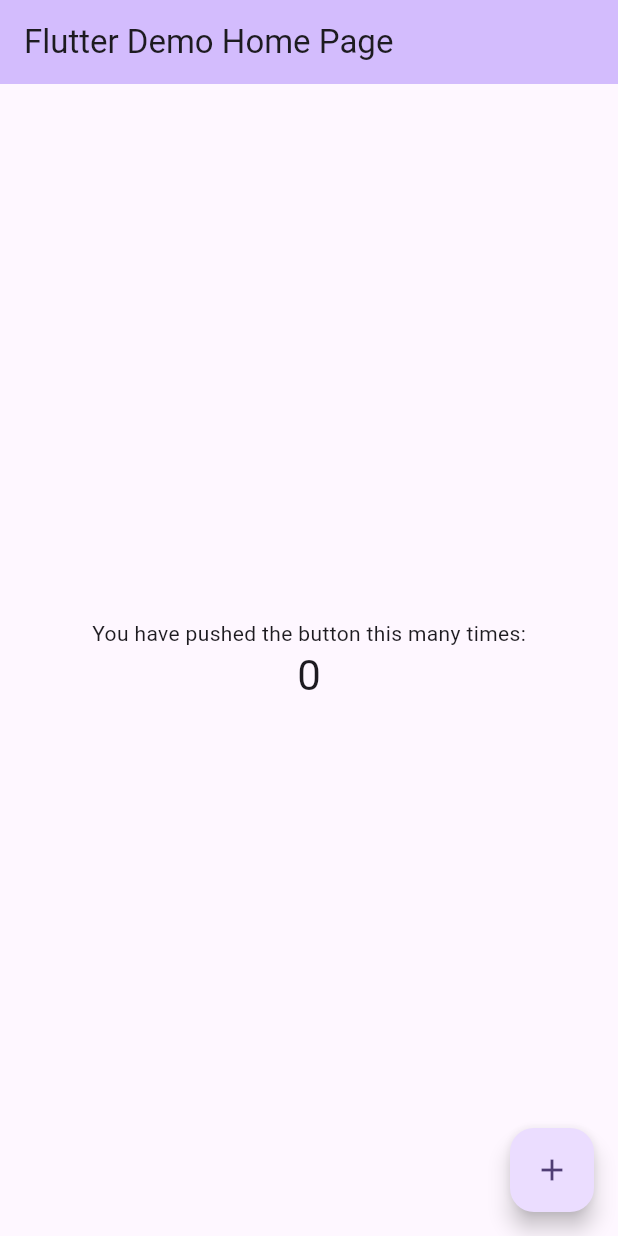
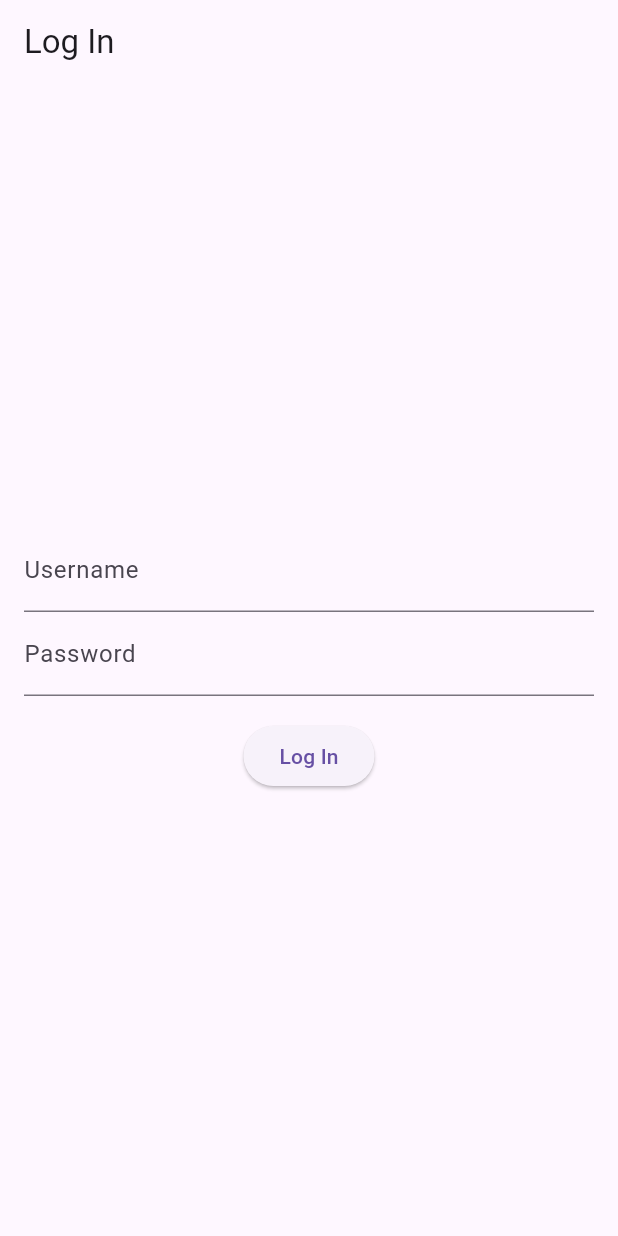
Before and after one commit to AshwiniKhandagale/quicktask_assignment_2023mt93397, a Flutter app: the screen it shows after launch, on a phone screen of 412 x 824 dp. Run offline on Flutter 3.47's test engine with Material 3 defaults, Android fonts, the phone set to English and light mode, and no system bars.

Commit message:
commiting the code

```diff
--- /dev/null
+++ b/quicktask_assignment_2023mt93397/lib/auth_service.dart
@@ -0,0 +1,41 @@
+import 'dart:convert';
+import 'package:http/http.dart' as http;
+
+class AuthService {
+  static const String parseServerUrl = 'https://parseapi.back4app.com';
+  static const String applicationId = '5vXrHKZdEuWgjUXybjx96svTDGDXf1839QpZtKt0';
+  static const String restApiKey = 'c4vdvwqXh34VeCHLq0M1W2un004Zf1ZXoqTkZWWs';
+  static const String clientKey = 'Y68L9vISTrsYsMmCmDCZ2DDcXUWfJicxkK4IZVLW';
+
+  Future<Map<String, dynamic>> signUp(String username, String password, String email, String firstName, String lastName) async {
+    final response = await http.post(
+      Uri.parse('$parseServerUrl/users'),
+      headers: <String, String>{
+        'X-Parse-Application-Id': applicationId,
+        'X-Parse-REST-API-Key': restApiKey,
+        'X-Parse-Client-Key': clientKey,
+        'Content-Type': 'application/json',
+      },
+      body: jsonEncode(<String, dynamic>{
+        'username': username,
+        'password': password,
+        'email': email,
+        'firstName':firstName,
+        'lastName':lastName
+      }),
+    );
+    return jsonDecode(response.body);
+  }
+
+  Future<Map<String, dynamic>> login(String username, String password) async {
+    final response = await http.get(
+      Uri.parse('$parseServerUrl/login?username=$username&password=$password'),
+      headers: <String, String>{
+        'X-Parse-Application-Id': applicationId,
+        'X-Parse-REST-API-Key': restApiKey,
+        'X-Parse-Client-Key': clientKey,
+      },
+    );
+    return jsonDecode(response.body);
+  }
+}
--- /dev/null
+++ b/quicktask_assignment_2023mt93397/lib/login_screen.dart
@@ -0,0 +1,68 @@
+import 'package:flutter/material.dart';
+import 'package:quicktask_assignment_2023mt93397/auth_service.dart'; // Import your AuthService class
+import 'package:quicktask_assignment_2023mt93397/task_management_screen.dart'; // Import your TaskManagementScreen widget
+
+class LoginScreen extends StatefulWidget {
+  @override
+  _LoginScreenState createState() => _LoginScreenState();
+}
+
+class _LoginScreenState extends State<LoginScreen> {
+  final TextEditingController _usernameController = TextEditingController();
+  final TextEditingController _passwordController = TextEditingController();
+
+  @override
+  Widget build(BuildContext context) {
+    return Scaffold(
+      appBar: AppBar(
+        title: Text('Log In'),
+      ),
+      body: Padding(
+        padding: const EdgeInsets.all(16.0),
+        child: Column(
+          mainAxisAlignment: MainAxisAlignment.center,
+          children: [
+            TextField(
+              controller: _usernameController,
+              decoration: InputDecoration(labelText: 'Username'),
+            ),
+            TextField(
+              controller: _passwordController,
+              obscureText: true,
+              decoration: InputDecoration(labelText: 'Password'),
+            ),
+            SizedBox(height: 16.0),
+            ElevatedButton(
+              onPressed: () {
+                _login();
+              },
+              child: Text('Log In'),
+            ),
+          ],
+        ),
+      ),
+    );
+  }
+
+  Future<void> _login() async {
+    final username = _usernameController.text.trim();
+    final password = _passwordController.text.trim();
+
+    // Call login function from AuthService
+    final loginResult = await AuthService().login(username, password);
+
+    // Extract success flag from loginResult
+    final success = loginResult['success'] ?? false; // Default to false if 'success' key is not present
+
+    if (success) {
+      // If login is successful, navigate to the task management screen
+      Navigator.pushReplacement(
+        context,
+        MaterialPageRoute(builder: (context) => TaskManagementScreen()),
+      );
+    } else {
+      // Handle login failure
+      // Display error message or show alert
+    }
+  }
+}
--- a/quicktask_assignment_2023mt93397/lib/main.dart
+++ b/quicktask_assignment_2023mt93397/lib/main.dart
@@ -1,6 +1,10 @@
 import 'package:flutter/material.dart';
+import 'package:http/http.dart' as http;
+import 'package:quicktask_assignment_2023mt93397/signup_screen.dart';
+import 'package:quicktask_assignment_2023mt93397/login_screen.dart';
+import 'package:quicktask_assignment_2023mt93397/task_management_screen.dart';
+void main() async {
 
-void main() {
   runApp(const MyApp());
 }
 
@@ -12,29 +16,17 @@
   Widget build(BuildContext context) {
     return MaterialApp(
       title: 'Flutter Demo',
-      theme: ThemeData(
-        // This is the theme of your application.
-        //
-        // TRY THIS: Try running your application with "flutter run". You'll see
-        // the application has a purple toolbar. Then, without quitting the app,
-        // try changing the seedColor in the colorScheme below to Colors.green
-        // and then invoke "hot reload" (save your changes or press the "hot
-        // reload" button in a Flutter-supported IDE, or press "r" if you used
-        // the command line to start the app).
-        //
-        // Notice that the counter didn't reset back to zero; the application
-        // state is not lost during the reload. To reset the state, use hot
-        // restart instead.
-        //
-        // This works for code too, not just values: Most code changes can be
-        // tested with just a hot reload.
-        colorScheme: ColorScheme.fromSeed(seedColor: Colors.deepPurple),
-        useMaterial3: true,
-      ),
-      home: const MyHomePage(title: 'Flutter Demo Home Page'),
+      initialRoute: '/login', // Navigate to sign-up screen initially
+      routes: {
+        '/signup': (context) => SignUpScreen(),
+        '/login': (context) => LoginScreen(),
+         '/task_management': (context) => TaskManagementScreen(),
+      },
     );
   }
 }
+
+
 
 class MyHomePage extends StatefulWidget {
   const MyHomePage({super.key, required this.title});
--- a/quicktask_assignment_2023mt93397/pubspec.yaml
+++ b/quicktask_assignment_2023mt93397/pubspec.yaml
@@ -30,6 +30,7 @@ environment:
 dependencies:
   flutter:
     sdk: flutter
+  http: ^0.13.6
 
 
   # The following adds the Cupertino Icons font to your application.
```
Also changed, not shown: quicktask_assignment_2023mt93397/lib/signup_screen.dart (added, +78 -0 lines), quicktask_assignment_2023mt93397/lib/task_management_screen.dart (added, +107 -0 lines), quicktask_assignment_2023mt93397/pubspec.lock.
